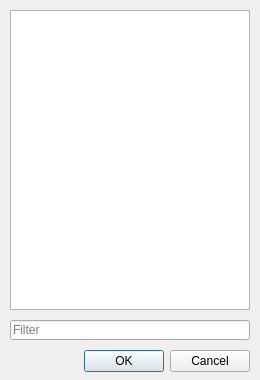
Above: modorganizer/src/listdialog.ui from Holt59/mo2-merge before the change. Below: the same form after it.
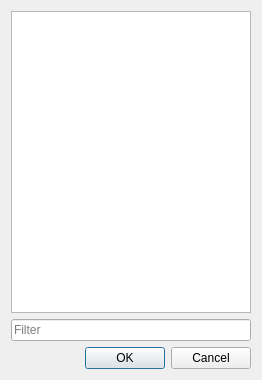
That is the form after the change. Custom widgets are drawn as their Qt base class.

Commit message:
[modorganizer] Improvements to "send to separator..." dialog
* Scale contents with dialog size
* Save and restore dialog geometry
* Add a better window title

```diff
--- a/modorganizer/src/listdialog.ui
+++ b/modorganizer/src/listdialog.ui
@@ -13,36 +13,11 @@
   <property name="windowTitle">
    <string>Select an item...</string>
   </property>
-  <widget class="QDialogButtonBox" name="buttonBox">
-   <property name="geometry">
-    <rect>
-     <x>10</x>
-     <y>345</y>
-     <width>240</width>
-     <height>32</height>
-    </rect>
-   </property>
-   <property name="layoutDirection">
-    <enum>Qt::LeftToRight</enum>
-   </property>
-   <property name="orientation">
-    <enum>Qt::Horizontal</enum>
-   </property>
-   <property name="standardButtons">
-    <set>QDialogButtonBox::Cancel|QDialogButtonBox::Ok</set>
-   </property>
-  </widget>
+  <layout class="QVBoxLayout" name="verticalLayout">
+   <item>
   <widget class="QListWidget" name="choiceList">
-   <property name="geometry">
-    <rect>
-     <x>10</x>
-     <y>10</y>
-     <width>240</width>
-     <height>300</height>
-    </rect>
-   </property>
    <property name="sizePolicy">
-    <sizepolicy hsizetype="MinimumExpanding" vsizetype="MinimumExpanding">
+      <sizepolicy hsizetype="Preferred" vsizetype="Preferred">
      <horstretch>0</horstretch>
      <verstretch>0</verstretch>
     </sizepolicy>
@@ -57,15 +32,9 @@
     <enum>QAbstractItemView::ScrollPerPixel</enum>
    </property>
   </widget>
+   </item>
+   <item>
   <widget class="MOBase::LineEditClear" name="filterEdit">
-   <property name="geometry">
-    <rect>
-     <x>10</x>
-     <y>320</y>
-     <width>240</width>
-     <height>20</height>
-    </rect>
-   </property>
    <property name="text">
     <string/>
    </property>
@@ -73,6 +42,21 @@
     <string>Filter</string>
    </property>
   </widget>
+   </item>
+   <item>
+    <widget class="QDialogButtonBox" name="buttonBox">
+     <property name="layoutDirection">
+      <enum>Qt::LeftToRight</enum>
+     </property>
+     <property name="orientation">
+      <enum>Qt::Horizontal</enum>
+     </property>
+     <property name="standardButtons">
+      <set>QDialogButtonBox::Cancel|QDialogButtonBox::Ok</set>
+     </property>
+    </widget>
+   </item>
+  </layout>
  </widget>
  <customwidgets>
   <customwidget>
```
Lines whose indentation alone changed are shown as unchanged. The commit also changes 1 other file.
